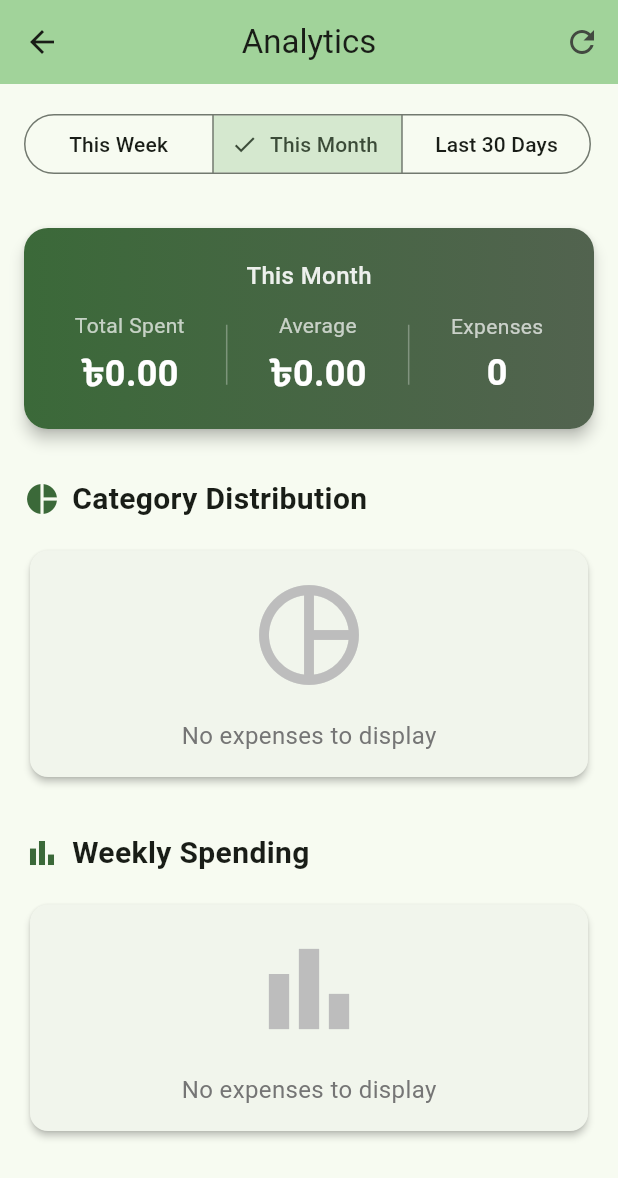
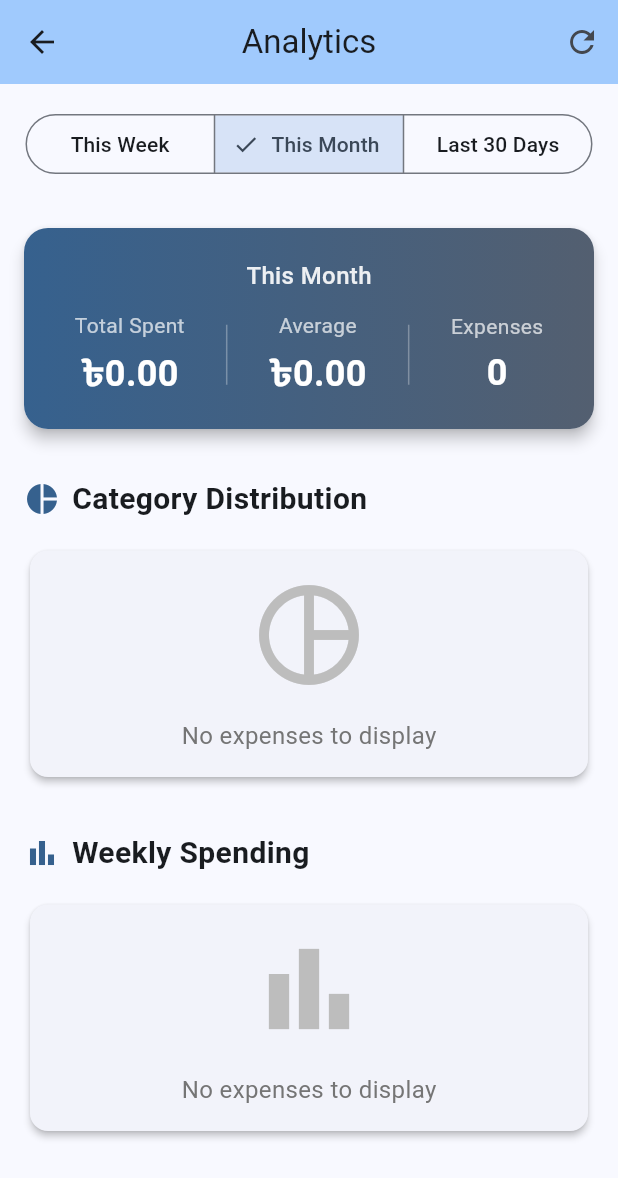
Before and after one commit to mardy-cse/MoneyMate, a Flutter app: the AnalyticsScreen screen opened by its route, on a phone screen of 412 x 824 dp. Shown: the top 1178 px of the screen. Run offline on Flutter 3.47's test engine with Material 3 defaults, Android fonts, the phone set to English and light mode, and no system bars; our stand-ins replace audioplayers, csv, fl_chart, get, image_picker, local_auth and 5 more; missing offline and left inert: flutter_screen_lock, flutter_sound; accounts and stored records are empty.

Commit message:
update default color to blue and centered the time bar in analytics screen

```diff
--- a/lib/controllers/personalization_controller.dart
+++ b/lib/controllers/personalization_controller.dart
@@ -5,7 +5,7 @@ import 'package:shared_preferences/shared_preferences.dart';
 class PersonalizationController extends GetxController {
   // Observable variables
   final isDarkMode = false.obs;
-  final selectedColorIndex = 0.obs;
+  final selectedColorIndex = 1.obs; // Default to Blue (index 1)
   final userName = ''.obs;
   final userEmail = ''.obs;
   final profileImagePath = ''.obs;
@@ -21,8 +21,8 @@ class PersonalizationController extends GetxController {
 
   // Predefined color palette
   final List<Color> colorPalette = [
-    const Color(0xFF4CAF50), // Green (default)
-    const Color(0xFF2196F3), // Blue
+    const Color(0xFF2196F3), // Blue (default)
+    const Color(0xFF4CAF50), // Green
     const Color(0xFFFF9800), // Orange
     const Color(0xFF9C27B0), // Purple
     const Color(0xFFE91E63), // Pink
@@ -32,8 +32,8 @@ class PersonalizationController extends GetxController {
   ];
 
   final List<String> colorNames = [
+    'Blue',
     'Green',
-    'Blue',
     'Orange',
     'Purple',
     'Pink',
--- a/lib/screens/analytics_screen.dart
+++ b/lib/screens/analytics_screen.dart
@@ -441,7 +441,8 @@ class _AnalyticsScreenState extends State<AnalyticsScreen> {
                     crossAxisAlignment: CrossAxisAlignment.start,
                     children: [
                       // Period Selector
-                      Padding(
+                      Center(
+                        child: Padding(
                           padding: const EdgeInsets.all(16.0),
                           child: SegmentedButton<String>(
                             segments: _periods.map((period) {
@@ -456,6 +457,7 @@ class _AnalyticsScreenState extends State<AnalyticsScreen> {
                                 _selectedPeriod = selected.first;
                               });
                             },
+                          ),
                         ),
                       ),
 
```
Lines whose indentation alone changed are shown as unchanged.
